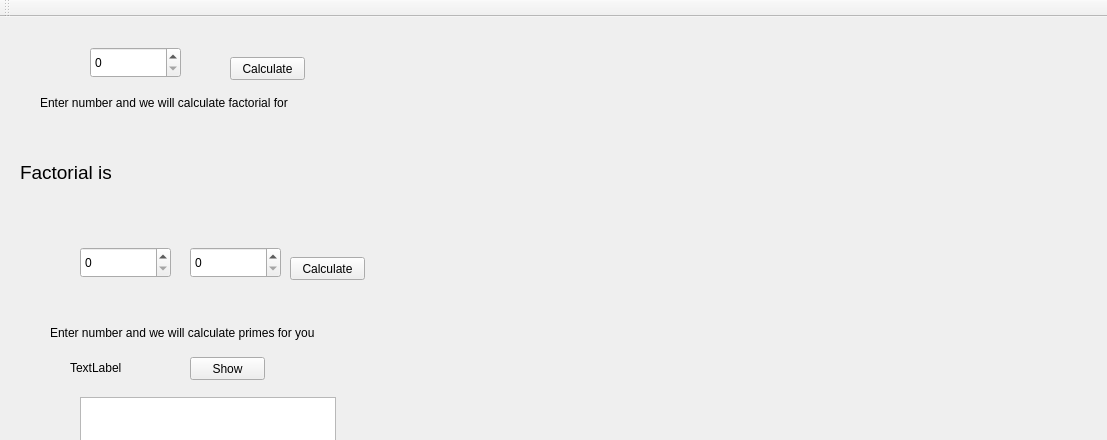
Old version of the form mainwindow.ui in the repository gaboe/facerat; both pictures show x 0 to 1107 and y 0 to 440 of the 1107 by 655 pixel window.
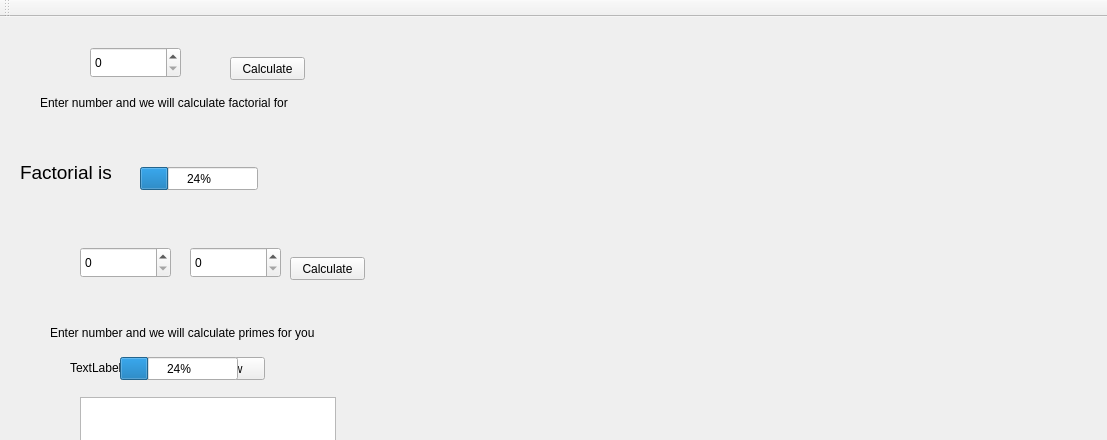
New version of the form.

Diff of the .ui file:
```diff
--- a/mainwindow.ui
+++ b/mainwindow.ui
@@ -45,7 +45,7 @@
      <rect>
       <x>20</x>
       <y>110</y>
-      <width>651</width>
+      <width>1061</width>
       <height>91</height>
      </rect>
     </property>
@@ -159,6 +159,32 @@
      <string>Show</string>
     </property>
    </widget>
+   <widget class="QProgressBar" name="factorialProgressBar">
+    <property name="geometry">
+     <rect>
+      <x>140</x>
+      <y>150</y>
+      <width>118</width>
+      <height>23</height>
+     </rect>
+    </property>
+    <property name="value">
+     <number>24</number>
+    </property>
+   </widget>
+   <widget class="QProgressBar" name="eraProgressBar">
+    <property name="geometry">
+     <rect>
+      <x>120</x>
+      <y>340</y>
+      <width>118</width>
+      <height>23</height>
+     </rect>
+    </property>
+    <property name="value">
+     <number>24</number>
+    </property>
+   </widget>
   </widget>
   <widget class="QToolBar" name="mainToolBar">
    <attribute name="toolBarArea">
```
Left out of the diff: 2 changed lines with no effect on the pictures.
